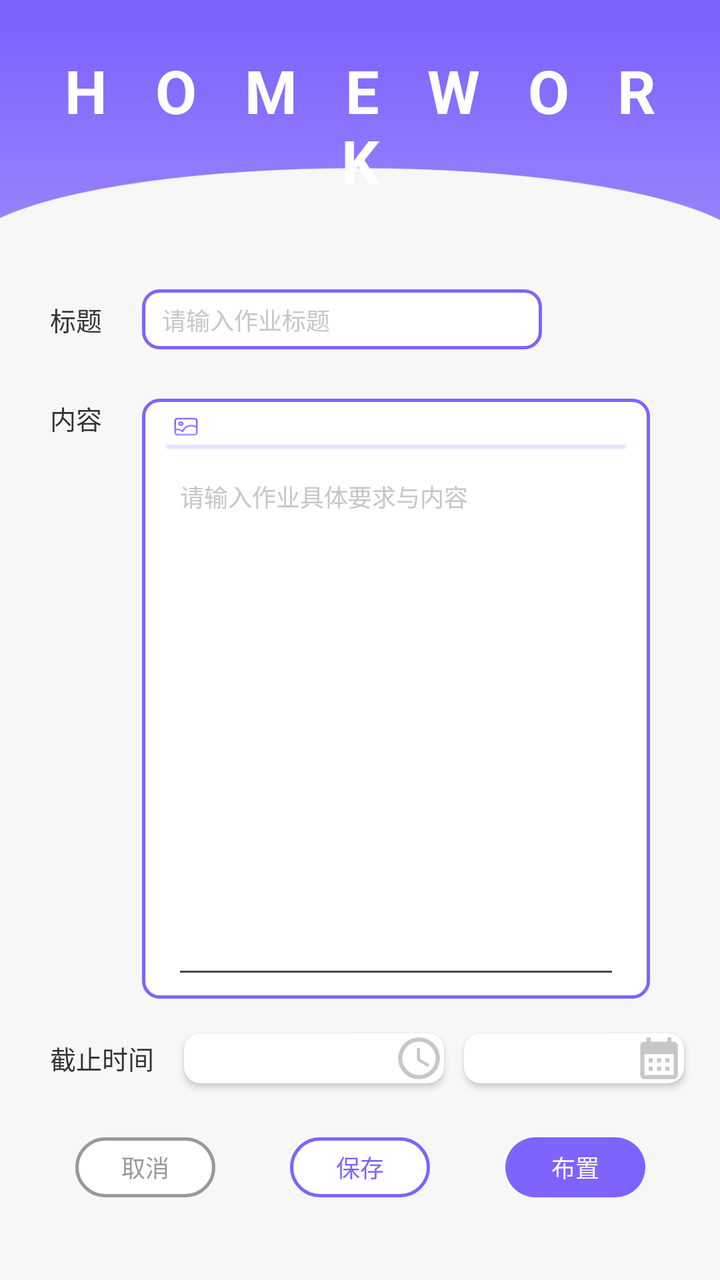
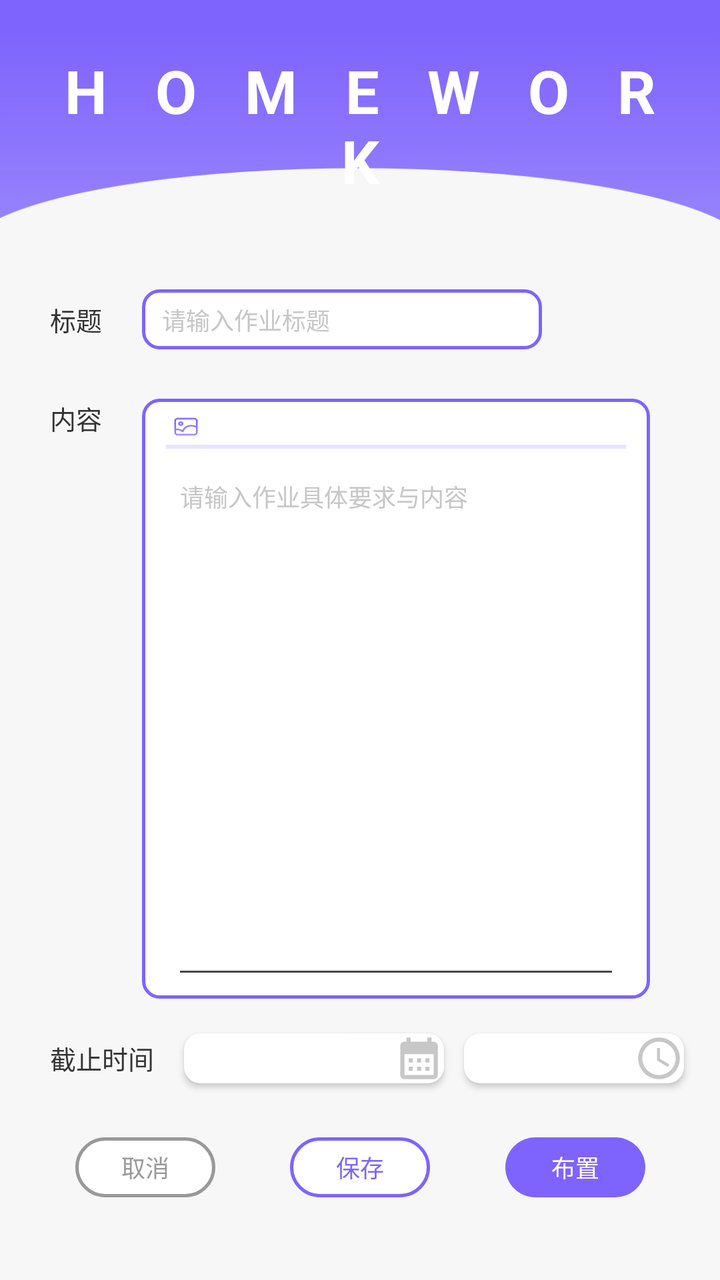

Before-and-after screenshots of an Android layout around one commit, followed by the original layout XML and the change that was made.
<!-- AndroidManifest.xml: application theme Theme.AIDraw -->
<!-- res/layout/activity_homework.xml -->
<?xml version="1.0" encoding="utf-8"?>
<androidx.constraintlayout.widget.ConstraintLayout xmlns:android="http://schemas.android.com/apk/res/android"
    xmlns:app="http://schemas.android.com/apk/res-auto"
    xmlns:tools="http://schemas.android.com/tools"
    android:layout_width="match_parent"
    android:layout_height="match_parent"
    android:background="#F7F7F7"
    tools:context=".CommunityFragment">

    <View
        android:id="@+id/view"
        android:layout_width="match_parent"
        android:layout_height="110dp"
        android:background="@drawable/homework_and_points_top"
        app:layout_constraintTop_toTopOf="parent" />

    <TextView
        android:id="@+id/textView"
        android:layout_width="match_parent"
        android:layout_height="wrap_content"
        android:layout_marginTop="25dp"
        android:gravity="center"
        android:letterSpacing="0.8"
        android:text="HOMEWORK"
        android:textColor="#FFFFFFFF"
        android:textSize="30sp"
        android:textStyle="bold"
        app:layout_constraintTop_toTopOf="parent" />

    <ScrollView
        android:layout_width="0dp"
        android:layout_height="0dp"
        android:layout_marginTop="20dp"
        app:layout_constraintBottom_toBottomOf="parent"
        app:layout_constraintEnd_toEndOf="parent"
        app:layout_constraintStart_toStartOf="parent"
        app:layout_constraintTop_toBottomOf="@+id/view">

        <androidx.constraintlayout.widget.ConstraintLayout
            android:layout_width="match_parent"
            android:layout_height="match_parent">

            <TextView
                android:id="@+id/textView_title"
                android:layout_width="wrap_content"
                android:layout_height="wrap_content"
                android:textColor="#FF333333"
                android:textSize="13sp"
                android:text="标题"
                android:layout_marginTop="20dp"
                android:layout_marginLeft="25dp"
                app:layout_constraintTop_toTopOf="parent"
                app:layout_constraintStart_toStartOf="parent"/>

            <EditText
                android:id="@+id/title"
                android:layout_width="wrap_content"
                android:layout_height="30dp"
                android:minWidth="200dp"
                android:background="@drawable/edittext_8"
                android:textColor="#FFC7C7C7"
                android:textSize="12sp"
                android:text="请输入作业标题"
                android:lines="1"
                android:paddingLeft="10dp"
                android:layout_marginLeft="20dp"
                app:layout_constraintTop_toTopOf="@+id/textView_title"
                app:layout_constraintBottom_toBottomOf="@+id/textView_title"
                app:layout_constraintStart_toEndOf="@+id/textView_title"/>

            <TextView
                android:id="@+id/textView_content"
                android:layout_width="wrap_content"
                android:layout_height="wrap_content"
                android:textColor="#FF333333"
                android:textSize="13sp"
                android:text="内容"
                android:layout_marginTop="30dp"
                app:layout_constraintTop_toBottomOf="@+id/textView_title"
                app:layout_constraintStart_toStartOf="@+id/textView_title"/>

            <androidx.constraintlayout.widget.ConstraintLayout
                android:id="@+id/constraintLayout"
                android:layout_width="0dp"
                android:layout_height="300dp"
                android:background="@drawable/edittext_8"
                android:layout_marginLeft="20dp"
                android:layout_marginRight="35dp"
                app:layout_constraintTop_toTopOf="@+id/textView_content"
                app:layout_constraintStart_toEndOf="@+id/textView_content"
                app:layout_constraintBottom_toTopOf="@+id/textView_deadline"
                app:layout_constraintEnd_toEndOf="parent">

                <ImageView
                    android:id="@+id/imageView"
                    android:layout_width="14dp"
                    android:layout_height="12dp"
                    android:src="@drawable/ai_picture"
                    android:scaleType="fitXY"
                    android:layout_marginLeft="15dp"
                    android:layout_marginTop="8dp"
                    app:layout_constraintTop_toTopOf="parent"
                    app:layout_constraintStart_toStartOf="parent" />

                <View
                    android:id="@+id/view2"
                    android:layout_width="match_parent"
                    android:layout_height="2dp"
                    android:background="#FFE8E3FF"
                    android:layout_marginTop="3dp"
                    android:layout_marginLeft="12dp"
                    android:layout_marginRight="12dp"
                    app:layout_constraintTop_toBottomOf="@+id/imageView"
                    app:layout_constraintEnd_toEndOf="parent"
                    app:layout_constraintStart_toStartOf="parent" />

                <EditText
                    android:id="@+id/content"
                    android:layout_width="match_parent"
                    android:layout_height="0dp"
                    android:textColor="#FFC7C7C7"
                    android:textSize="12sp"
                    android:text="请输入作业具体要求与内容"
                    android:minLines="1"
                    android:gravity="top"
                    android:layout_marginTop="5dp"
                    android:layout_marginLeft="15dp"
                    android:layout_marginRight="15dp"
                    android:layout_marginBottom="5dp"
                    app:layout_constraintTop_toBottomOf="@+id/view2"
                    app:layout_constraintBottom_toBottomOf="parent"/>
            </androidx.constraintlayout.widget.ConstraintLayout>

            <TextView
                android:id="@+id/textView_deadline"
                android:layout_width="wrap_content"
                android:layout_height="wrap_content"
                android:textColor="#FF333333"
                android:textSize="13sp"
                android:text="截止时间"
                android:layout_marginTop="20dp"
                android:layout_marginBottom="30dp"
                app:layout_constraintStart_toStartOf="@+id/textView_content"
                app:layout_constraintTop_toBottomOf="@+id/constraintLayout"
                app:layout_constraintBottom_toTopOf="@+id/constraintLayout2"/>

            <androidx.cardview.widget.CardView
                android:id="@+id/constraintLayout_deadline_day"
                android:layout_width="130dp"
                android:layout_height="25dp"
                app:cardCornerRadius="8dp"
                android:background="#FFFFFFFF"
                android:layout_marginLeft="15dp"
                app:layout_constraintTop_toTopOf="@+id/textView_deadline"
                app:layout_constraintBottom_toBottomOf="@+id/textView_deadline"
                app:layout_constraintStart_toEndOf="@+id/textView_deadline">

                <androidx.constraintlayout.widget.ConstraintLayout
                    android:layout_width="match_parent"
                    android:layout_height="match_parent">

                    <TextView
                        android:id="@+id/deadline_day"
                        android:layout_width="wrap_content"
                        android:layout_height="match_parent"
                        android:textColor="#FF333333"
                        android:textSize="13sp"
                        android:gravity="center_vertical"
                        android:layout_marginLeft="5dp"
                        app:layout_constraintStart_toStartOf="parent"
                        app:layout_constraintTop_toTopOf="parent"
                        app:layout_constraintBottom_toBottomOf="parent"/>

                    <ImageView
                        android:id="@+id/imageView_day"
                        android:layout_width="25dp"
                        android:layout_height="25dp"
                        android:src="@drawable/baseline_access_time_24"
                        android:scaleType="fitXY"
                        app:layout_constraintEnd_toEndOf="parent"
                        app:layout_constraintTop_toTopOf="parent"
                        app:layout_constraintBottom_toBottomOf="parent"/>
                </androidx.constraintlayout.widget.ConstraintLayout>
            </androidx.cardview.widget.CardView>

            <androidx.cardview.widget.CardView
                android:id="@+id/constraintLayout_deadline_time"
                android:layout_width="110dp"
                android:layout_height="25dp"
                app:cardCornerRadius="8dp"
                android:background="#FFFFFFFF"
                android:layout_marginLeft="10dp"
                app:layout_constraintTop_toTopOf="@+id/textView_deadline"
                app:layout_constraintBottom_toBottomOf="@+id/textView_deadline"
                app:layout_constraintStart_toEndOf="@+id/constraintLayout_deadline_day">

                <androidx.constraintlayout.widget.ConstraintLayout
                    android:layout_width="match_parent"
                    android:layout_height="match_parent">

                    <TextView
                        android:id="@+id/deadline_time"
                        android:layout_width="wrap_content"
                        android:layout_height="match_parent"
                        android:textColor="#FF333333"
                        android:textSize="13sp"
                        android:gravity="center_vertical"
                        android:layout_marginLeft="5dp"
                        app:layout_constraintStart_toStartOf="parent"
                        app:layout_constraintTop_toTopOf="parent"
                        app:layout_constraintBottom_toBottomOf="parent"/>

                    <ImageView
                        android:id="@+id/imageView_time"
                        android:layout_width="25dp"
                        android:layout_height="25dp"
                        android:src="@drawable/baseline_calendar_month_24"
                        android:scaleType="fitXY"
                        app:layout_constraintEnd_toEndOf="parent"
                        app:layout_constraintTop_toTopOf="parent"
                        app:layout_constraintBottom_toBottomOf="parent"/>
                </androidx.constraintlayout.widget.ConstraintLayout>
            </androidx.cardview.widget.CardView>

            <androidx.constraintlayout.widget.ConstraintLayout
                android:id="@+id/constraintLayout2"
                android:layout_width="match_parent"
                android:layout_height="wrap_content"
                app:layout_constraintBottom_toBottomOf="parent">

                <TextView
                    android:id="@+id/cancel"
                    android:layout_width="70dp"
                    android:layout_height="30dp"
                    android:background="@drawable/point_3"
                    android:gravity="center"
                    android:text="取消"
                    android:textColor="#FF999999"
                    android:textSize="12sp"
                    app:layout_constraintEnd_toStartOf="@+id/save"
                    app:layout_constraintHorizontal_bias="0.5"
                    app:layout_constraintStart_toStartOf="parent"
                    app:layout_constraintTop_toTopOf="parent"
                    app:layout_constraintBottom_toBottomOf="parent" />

                <TextView
                    android:id="@+id/save"
                    android:layout_width="70dp"
                    android:layout_height="30dp"
                    android:background="@drawable/point_1"
                    android:gravity="center"
                    android:text="保存"
                    android:textColor="#FF7E64FD"
                    android:textSize="12sp"
                    app:layout_constraintEnd_toStartOf="@+id/send"
                    app:layout_constraintHorizontal_bias="0.5"
                    app:layout_constraintStart_toEndOf="@+id/cancel"
                    app:layout_constraintTop_toTopOf="parent"
                    app:layout_constraintBottom_toBottomOf="parent" />

                <TextView
                    android:id="@+id/send"
                    android:layout_width="70dp"
                    android:layout_height="30dp"
                    android:background="@drawable/point_2"
                    android:gravity="center"
                    android:text="布置"
                    android:textColor="#FFFFFFFF"
                    android:textSize="12sp"
                    app:layout_constraintEnd_toEndOf="parent"
                    app:layout_constraintHorizontal_bias="0.5"
                    app:layout_constraintStart_toEndOf="@+id/save"
                    app:layout_constraintTop_toTopOf="parent"
                    app:layout_constraintBottom_toBottomOf="parent" />
            </androidx.constraintlayout.widget.ConstraintLayout>
        </androidx.constraintlayout.widget.ConstraintLayout>
    </ScrollView>
</androidx.constraintlayout.widget.ConstraintLayout>
<!-- resources referenced by this layout -->
<resources>
  <!-- drawable ai_picture: png bitmap (drawable, 1239 bytes) -->
  <!-- drawable baseline_access_time_24 (drawable) -->
  <vector android:height="24dp" android:tint="#C7C7C7"
      android:viewportHeight="24" android:viewportWidth="24"
      android:width="24dp" xmlns:android="http://schemas.android.com/apk/res/android">
      <path android:fillColor="@android:color/white" android:pathData="M11.99,2C6.47,2 2,6.48 2,12s4.47,10 9.99,10C17.52,22 22,17.52 22,12S17.52,2 11.99,2zM12,20c-4.42,0 -8,-3.58 -8,-8s3.58,-8 8,-8 8,3.58 8,8 -3.58,8 -8,8z"/>
      <path android:fillColor="@android:color/white" android:pathData="M12.5,7H11v6l5.25,3.15 0.75,-1.23 -4.5,-2.67z"/>
  </vector>
  <!-- drawable baseline_calendar_month_24 (drawable) -->
  <vector android:height="24dp" android:tint="#C7C7C7"
      android:viewportHeight="24" android:viewportWidth="24"
      android:width="24dp" xmlns:android="http://schemas.android.com/apk/res/android">
      <path android:fillColor="@android:color/white" android:pathData="M19,4h-1V2h-2v2H8V2H6v2H5C3.89,4 3.01,4.9 3.01,6L3,20c0,1.1 0.89,2 2,2h14c1.1,0 2,-0.9 2,-2V6C21,4.9 20.1,4 19,4zM19,20H5V10h14V20zM9,14H7v-2h2V14zM13,14h-2v-2h2V14zM17,14h-2v-2h2V14zM9,18H7v-2h2V18zM13,18h-2v-2h2V18zM17,18h-2v-2h2V18z"/>
  </vector>
  <!-- drawable edittext_8 (drawable) -->
  <?xml version="1.0" encoding="utf-8"?>
  
  <shape xmlns:android="http://schemas.android.com/apk/res/android">
      <stroke
          android:width="1.5dp"
          android:color="#FF7E64FD"/>
  
      <solid
          android:color="#FFFFFF"/>
  
      <corners
          android:bottomLeftRadius="8dp"
          android:bottomRightRadius="8dp"
          android:topLeftRadius="8dp"
          android:topRightRadius="8dp"/>
  </shape>
  <!-- drawable homework_and_points_top: png bitmap (drawable, 6838 bytes) -->
  <!-- drawable point_1 (drawable) -->
  <?xml version="1.0" encoding="utf-8"?>
  
  <shape xmlns:android="http://schemas.android.com/apk/res/android">
      <stroke
          android:width="1.5dp"
          android:color="#FF7E64FD"/>
  
      <solid
          android:color="#FFFFFF"/>
  
      <corners
          android:bottomLeftRadius="39dp"
          android:bottomRightRadius="39dp"
          android:topLeftRadius="39dp"
          android:topRightRadius="39dp"/>
  </shape>
  <!-- drawable point_2 (drawable) -->
  <?xml version="1.0" encoding="utf-8"?>
  
  <shape xmlns:android="http://schemas.android.com/apk/res/android">
  
      <solid
          android:color="#FF7E64FD"/>
  
      <corners
          android:bottomLeftRadius="39dp"
          android:bottomRightRadius="39dp"
          android:topLeftRadius="39dp"
          android:topRightRadius="39dp"/>
  </shape>
  <!-- drawable point_3 (drawable) -->
  <?xml version="1.0" encoding="utf-8"?>
  
  <shape xmlns:android="http://schemas.android.com/apk/res/android">
      <stroke
          android:width="1.5dp"
          android:color="#999999"/>
  
      <solid
          android:color="#FFFFFF"/>
  
      <corners
          android:bottomLeftRadius="39dp"
          android:bottomRightRadius="39dp"
          android:topLeftRadius="39dp"
          android:topRightRadius="39dp"/>
  </shape>
  <style name="Theme.AIDraw" parent="Base.Theme.AIDraw" />
  <style name="Base.Theme.AIDraw" parent="Theme.Material3.DayNight.NoActionBar">
          
          
      </style>
</resources>

<!-- the commit's change to res/layout/activity_homework.xml (unified diff, before → after) -->
@@ -175,7 +175,7 @@
                         android:id="@+id/imageView_day"
                         android:layout_width="25dp"
                         android:layout_height="25dp"
-                        android:src="@drawable/baseline_access_time_24"
+                        android:src="@drawable/baseline_calendar_month_24"
                         android:scaleType="fitXY"
                         app:layout_constraintEnd_toEndOf="parent"
                         app:layout_constraintTop_toTopOf="parent"
@@ -214,7 +214,7 @@
                         android:id="@+id/imageView_time"
                         android:layout_width="25dp"
                         android:layout_height="25dp"
-                        android:src="@drawable/baseline_calendar_month_24"
+                        android:src="@drawable/baseline_access_time_24"
                         android:scaleType="fitXY"
                         app:layout_constraintEnd_toEndOf="parent"
                         app:layout_constraintTop_toTopOf="parent"
